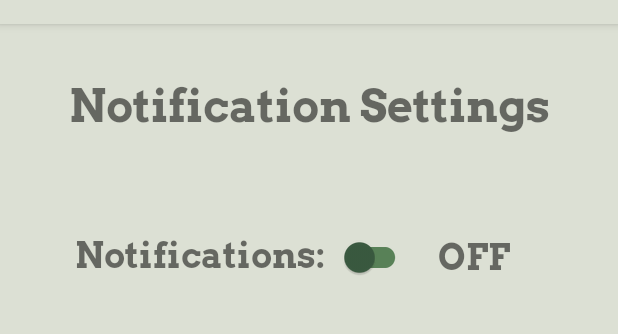
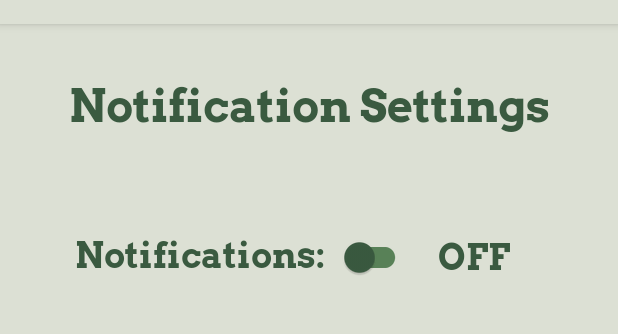
Before and after one commit to SniperSlayerss/SCRAPS, an Android app: the Notifications screen opened directly, with no data from a screen before it, on a phone screen of 412 x 824 dp, the part 60-394 px from its top. Run offline under Robolectric (Android 15) with nearby library versions, the phone set to English and light mode, and no system bars.

Commit message:
text colour

```diff
--- a/app/src/main/res/layout/notifications.xml
+++ b/app/src/main/res/layout/notifications.xml
@@ -34,6 +34,7 @@
             android:layout_marginEnd="150dp"
             android:text="Notification Settings"
             android:fontFamily="@font/arvobold"
+            android:textColor="@color/button_green"
             android:textSize="30dp"
             app:layout_constraintEnd_toEndOf="parent"
             app:layout_constraintStart_toStartOf="parent"
@@ -59,6 +60,7 @@
             android:layout_marginStart="40dp"
             android:layout_marginTop="66dp"
             android:text="Notifications:"
+            android:textColor="@color/button_green"
             android:fontFamily="@font/arvobold"
             android:textSize="23sp"
             app:layout_constraintEnd_toStartOf="@+id/notifications_switch"
@@ -72,6 +74,7 @@
             android:layout_marginStart="18dp"
             android:layout_marginTop="67.5dp"
             android:textSize="23sp"
+            android:textColor="@color/button_green"
             android:text="@string/off"
             android:fontFamily="@font/arvobold"
             app:layout_constraintStart_toEndOf="@+id/notifications_switch"
@@ -86,6 +89,7 @@
             android:layout_marginTop="57dp"
             android:fontFamily="@font/arvoregular"
             android:text="OFF"
+            android:textColor="@color/button_green"
             android:visibility="gone"
             app:layout_constraintStart_toEndOf="@+id/FoodExpiry_switch"
             app:layout_constraintTop_toBottomOf="@+id/notification_1" />
@@ -98,6 +102,7 @@
             android:layout_marginTop="56dp"
             android:text="Food Expiry Dates"
             android:visibility="gone"
+            android:textColor="@color/button_green"
             android:fontFamily="@font/arvoregular"
             app:layout_constraintStart_toStartOf="parent"
             app:layout_constraintTop_toBottomOf="@+id/notification_1" />
@@ -123,6 +128,7 @@
             android:layout_marginStart="18dp"
             android:layout_marginTop="36dp"
             android:text="@string/off"
+            android:textColor="@color/button_green"
             android:fontFamily="@font/arvoregular"
             android:visibility="gone"
             app:layout_constraintStart_toEndOf="@+id/FoodSharing_Switch"
@@ -136,6 +142,7 @@
             android:layout_marginTop="36dp"
             android:layout_marginEnd="24dp"
             android:text="Food Sharing "
+            android:textColor="@color/button_green"
             android:visibility="gone"
             android:fontFamily="@font/arvoregular"
             app:layout_constraintEnd_toStartOf="@+id/FoodSharing_Switch"
@@ -164,6 +171,7 @@
             android:layout_marginStart="63dp"
             android:layout_marginTop="40dp"
             android:text="Third Notif Option"
+            android:textColor="@color/button_green"
             android:visibility="gone"
             android:fontFamily="@font/arvoregular"
             app:layout_constraintStart_toStartOf="parent"
@@ -186,6 +194,7 @@
             android:layout_width="wrap_content"
             android:layout_height="wrap_content"
             android:layout_marginStart="18dp"
+            android:textColor="@color/button_green"
             android:layout_marginTop="40dp"
             android:text="@string/off"
             android:fontFamily="@font/arvoregular"
```
